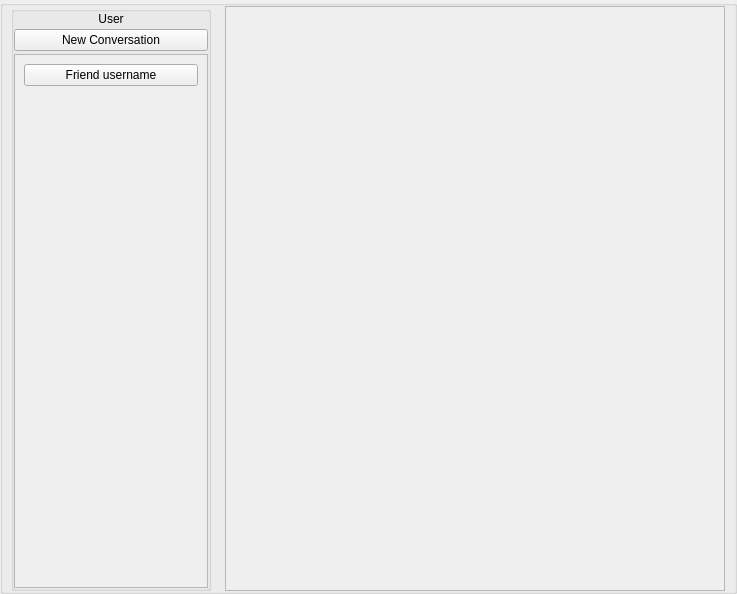
This is OfflineMessangerClient/messenger_page.ui in tucaEmanuel18/OfflineMessenger as Qt 5 draws it before an edit. The edited form follows.
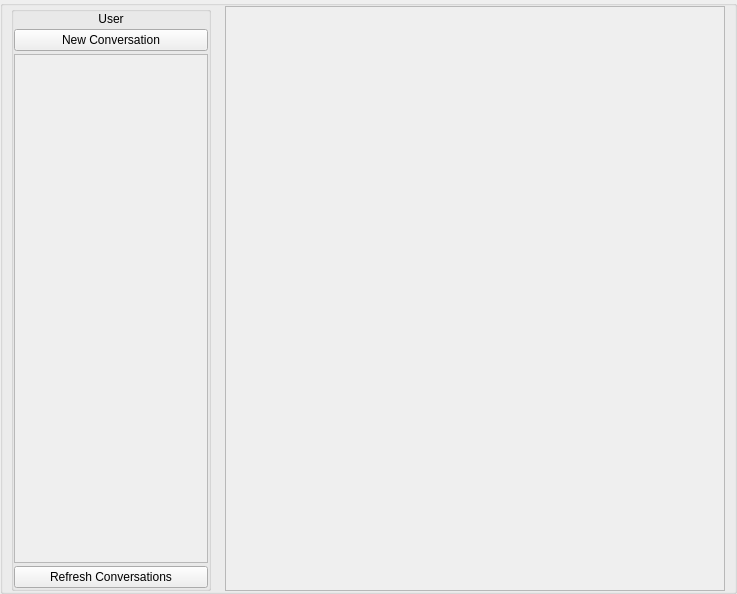
This is the edited form.

Commit message: get conversations

Patch:
```diff
--- a/OfflineMessangerClient/messenger_page.ui
+++ b/OfflineMessangerClient/messenger_page.ui
@@ -105,7 +105,7 @@
               <x>0</x>
               <y>0</y>
               <width>192</width>
-              <height>496</height>
+              <height>469</height>
              </rect>
             </property>
             <property name="minimumSize">
@@ -115,13 +115,6 @@
              </size>
             </property>
             <layout class="QVBoxLayout" name="verticalLayout_3">
-             <item>
-              <widget class="QPushButton" name="pushButton">
-               <property name="text">
-                <string>Friend username</string>
-               </property>
-              </widget>
-             </item>
              <item>
               <spacer name="verticalSpacer">
                <property name="orientation">
@@ -139,6 +132,13 @@
            </widget>
           </widget>
          </item>
+         <item>
+          <widget class="QPushButton" name="pushButton_2">
+           <property name="text">
+            <string>Refresh Conversations</string>
+           </property>
+          </widget>
+         </item>
         </layout>
        </widget>
       </item>
```
The commit also changes 13 other files.
